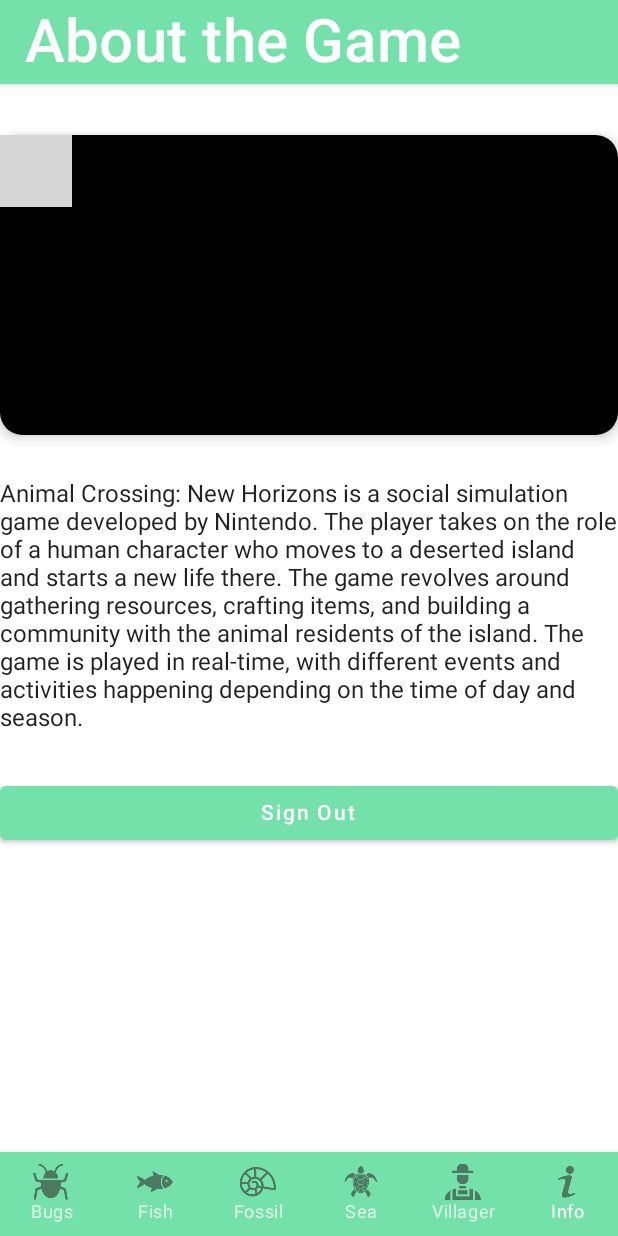
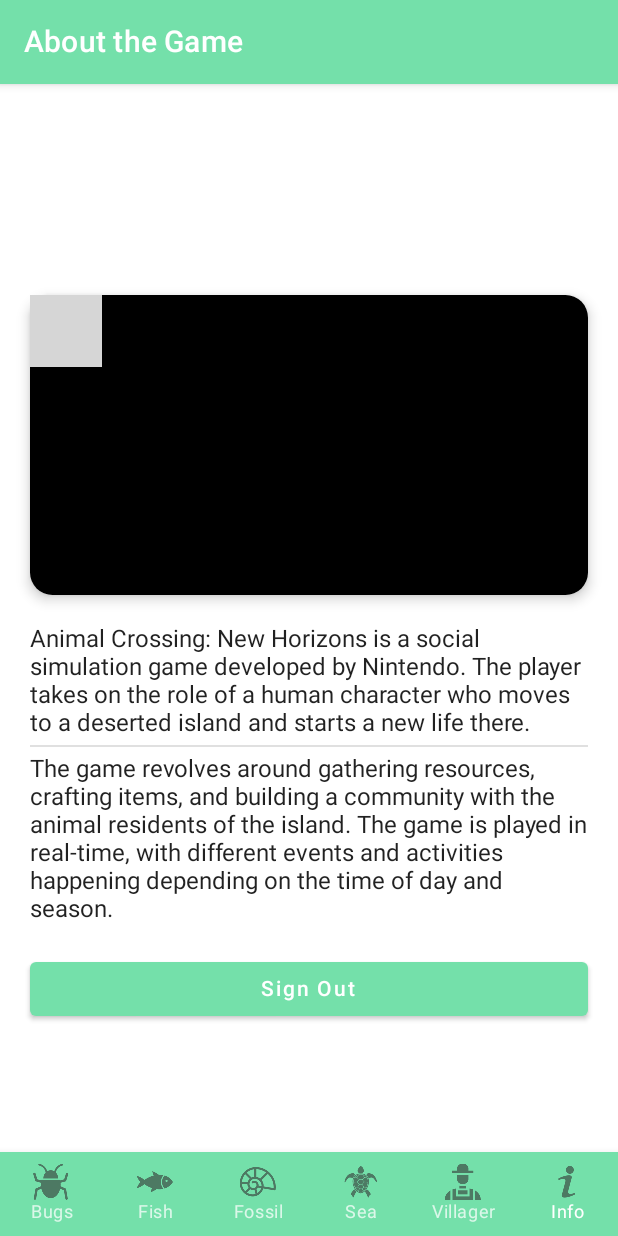
Before and after one commit to lufilipovic/AnimalCrossing-AndroidApp, an Android app built with Jetpack Compose: the GameDetailView screen opened through its navigation route, on a phone screen of 412 x 824 dp. Run offline under Robolectric (Android 15) with nearby library versions, the phone set to English and light mode, and no system bars; our stand-ins replace Firebase (no records; nobody signed in at launch, a user with empty details on screens opened directly); libraries missing offline, so code that uses them is left out: com.skydoves.landscapist; 2 statements that could not run were skipped; grey boxes are pictures that could not be loaded.

Commit message:
about page design

```diff
--- a/app/src/main/java/com/example/animal_crossing/ui/screens/GameDetailView.kt
+++ b/app/src/main/java/com/example/animal_crossing/ui/screens/GameDetailView.kt
@@ -2,11 +2,11 @@
 
 import android.annotation.SuppressLint
 import androidx.compose.foundation.layout.*
-import androidx.compose.material.Button
-import androidx.compose.material.Scaffold
-import androidx.compose.material.Text
-import androidx.compose.material.TopAppBar
+import androidx.compose.foundation.rememberScrollState
+import androidx.compose.foundation.verticalScroll
+import androidx.compose.material.*
 import androidx.compose.runtime.Composable
+import androidx.compose.ui.Alignment
 import androidx.compose.ui.Modifier
 import androidx.compose.ui.text.style.TextAlign
 import androidx.compose.ui.unit.dp
@@ -19,49 +19,58 @@
 
 @SuppressLint("UnusedMaterialScaffoldPaddingParameter")
 @Composable
-fun GameDetailView(authViewModel: AuthViewModel = viewModel(), navigationController: NavHostController){
-
-
+fun GameDetailView(
+    authViewModel: AuthViewModel = viewModel(),
+    navigationController: NavHostController
+) {
 
     Scaffold(
         topBar = {
             TopAppBar(
-                   title = { Row { Text(
-                       text = "About the Game",
-                       textAlign = TextAlign.Center,
-                       fontSize = 40.sp
-                   ) } }
+                title = {
+                    Row {
+                        Text(
+                            text = "About the Game"
                         )
-               // Space between
-               Spacer(
-                   modifier = Modifier
-                       .fillMaxWidth()
-                       .height(90.dp)
+                    }
+                }
             )
         },
         content = {
+            Column(
+                modifier = Modifier
+                    .fillMaxSize()
+                    .padding(horizontal = 20.dp, vertical = 0.dp),
+                verticalArrangement = Arrangement.Center,
+                horizontalAlignment = Alignment.CenterHorizontally
 
-               Column() {
-                   CustomImageCard(imageUrl = "https://assets.nintendo.com/image/upload/ar_16:9,b_auto:border,c_lpad/b_white/f_auto/q_auto/dpr_1.0/c_scale,w_1200/ncom/en_US/dlc/switch-dlc/animal-crossing-new-horizons-dlc/individual/animal-crossing-new-horizons-happy-home-paradise/image",
-                       cardTitle = "")
-
-                   // Space between
-                   Spacer(
-                       modifier = Modifier
-                           .fillMaxWidth()
-                           .height(30.dp)
-                   )
-
-
-                   Text(
-                       text = "Animal Crossing: New Horizons is a social simulation game developed by Nintendo. The player takes on the role of a human character who moves to a deserted island and starts a new life there. The game revolves around gathering resources, crafting items, and building a community with the animal residents of the island. The game is played in real-time, with different events and activities happening depending on the time of day and season.",
+            ) {
+                CustomImageCard(
+                    imageUrl = "https://assets.nintendo.com/image/upload/ar_16:9,b_auto:border,c_lpad/b_white/f_auto/q_auto/dpr_1.0/c_scale,w_1200/ncom/en_US/dlc/switch-dlc/animal-crossing-new-horizons-dlc/individual/animal-crossing-new-horizons-happy-home-paradise/image",
+                    cardTitle = ""
                 )
 
                 // Space between
                 Spacer(
                     modifier = Modifier
                         .fillMaxWidth()
-                           .height(30.dp)
+                        .height(20.dp)
+                )
+
+                Text(
+                    text = "Animal Crossing: New Horizons is a social simulation game developed by Nintendo. The player takes on the role of a human character who moves to a deserted island and starts a new life there. "
+                )
+
+                Divider(modifier = Modifier.padding(top = 5.dp, bottom = 5.dp))
+
+                Text(
+                    text = "The game revolves around gathering resources, crafting items, and building a community with the animal residents of the island. The game is played in real-time, with different events and activities happening depending on the time of day and season.",
+                )
+                // Space between
+                Spacer(
+                    modifier = Modifier
+                        .fillMaxWidth()
+                        .height(20.dp)
                 )
 
                 Button(
@@ -73,6 +82,7 @@
                 ) {
                     Text(text = "Sign Out")
                 }
+
             }
         }
     )
```
Lines whose indentation alone changed are shown as unchanged.
